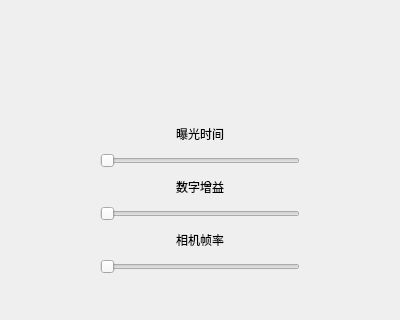
First picture: the form in resource/ui/HikInterface.ui, repository Rabbits-sys/steroCameraGUI, before the edit; both pictures show x 0 to 400 and y 396 to 716 of the 400 by 800 pixel window.
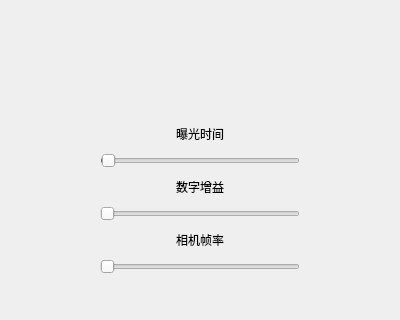
Second picture: the form after the edit. Custom widgets are drawn as their Qt base class.

Commit message: Enhance guide interface with color selection features and update exposure/gain/frame rate limits

Patch:
```diff
--- a/resource/ui/HikInterface.ui
+++ b/resource/ui/HikInterface.ui
@@ -138,10 +138,10 @@
         <bool>false</bool>
        </property>
        <property name="minimum">
-        <number>100</number>
+        <number>15</number>
        </property>
        <property name="maximum">
-        <number>30000</number>
+        <number>20000</number>
        </property>
        <property name="singleStep">
         <number>100</number>
```
Left out of the diff: 7 changed lines with no effect on the pictures. The commit also changes 6 other files.
